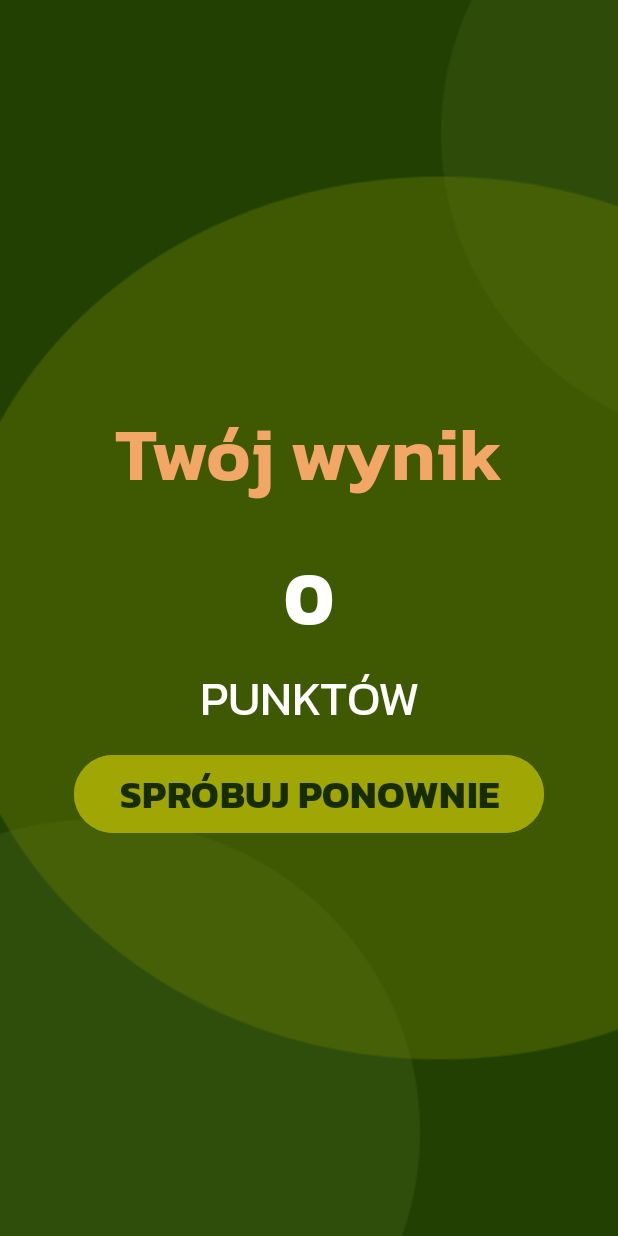
After one commit to wkoltonowska/LocalQ, an Android app: the End screen opened through its navigation route, on a phone screen of 412 x 824 dp. The commit adds this screen. Run offline under Robolectric (Android 15) with nearby library versions, the phone set to English and light mode, and no system bars.

Commit message:
Feat(#6) added Your Result screen

```diff
--- a/app/build.gradle.kts
+++ b/app/build.gradle.kts
@@ -1,6 +1,7 @@
 plugins {
     alias(libs.plugins.android.application)
     alias(libs.plugins.kotlin.android)
+    alias(libs.plugins.google.android.libraries.mapsplatform.secrets.gradle.plugin)
 
 }
 
@@ -58,6 +59,9 @@ dependencies {
     androidTestImplementation(libs.androidx.espresso.core)
 
 
+    implementation("com.google.android.gms:play-services-maps:19.0.0")
+
+
 //   implementation("androidx.navigation:navigation-compose:$navVersion")
     implementation(libs.androidx.navigation.compose)
     implementation(libs.androidx.lifecycle.runtime)
@@ -65,4 +69,6 @@ dependencies {
 
 
 
+
+
 }
--- /dev/null
+++ b/app/src/main/java/com/example/localq/End.kt
@@ -0,0 +1,44 @@
+import android.os.Bundle
+import androidx.fragment.app.Fragment
+import android.view.LayoutInflater
+import android.view.View
+import android.view.ViewGroup
+import androidx.navigation.findNavController
+import com.example.localq.databinding.EndBinding
+
+
+class End : Fragment() {
+
+
+    private var _binding: EndBinding? = null
+    private val binding get() = _binding!!
+    override fun onCreate(savedInstanceState: Bundle?) {
+        super.onCreate(savedInstanceState)
+
+    }
+
+
+    override fun onCreateView(
+        inflater: LayoutInflater, container: ViewGroup?,
+        savedInstanceState: Bundle?
+    ): View {
+
+        val binding = EndBinding.inflate(inflater, container, false)
+
+        val score = arguments?.getInt("SCORE_KEY", 0) ?: 0  // Odbieramy score z Bundle
+        binding.totalPoints.text = "$score"
+
+
+//        binding.tryAgainbtn.setOnClickListener {
+//
+//            view?.findNavController()?.navigate(R.id.action_start2_to_questionsPzn)
+//        }
+        return binding.root
+    }
+
+    override fun onDestroyView() {
+        super.onDestroyView()
+
+        _binding = null
+    }
+}
--- /dev/null
+++ b/app/src/main/res/layout/end.xml
@@ -0,0 +1,65 @@
+<?xml version="1.0" encoding="utf-8"?>
+<RelativeLayout xmlns:android="http://schemas.android.com/apk/res/android"
+    xmlns:app="http://schemas.android.com/apk/res-auto"
+    xmlns:tools="http://schemas.android.com/tools"
+    android:id="@+id/start"
+    android:layout_width="match_parent"
+    android:layout_height="match_parent"
+    tools:context=".Start"
+    android:background="@drawable/last_background"
+    android:padding="24dp"
+    android:gravity="center">
+
+    <TextView
+        android:id="@+id/yourResult"
+        android:layout_width="match_parent"
+        android:layout_height="wrap_content"
+        android:text="@string/yourResult"
+        android:fontFamily="@font/kanit_semibold"
+        android:textAlignment="center"
+        android:textColor="@color/goldenOrange"
+        android:textSize="50sp"
+        android:layout_centerHorizontal="true"
+        android:layout_marginBottom="20dp"/>
+
+    <TextView
+        android:id="@+id/totalPoints"
+        android:layout_width="match_parent"
+        android:layout_height="wrap_content"
+        android:text="@string/totalPoints"
+        android:fontFamily="@font/kanit_bold"
+        android:textAlignment="center"
+        android:textColor="@color/white"
+        android:textSize="50sp"
+        android:layout_below="@+id/yourResult"
+        android:layout_marginBottom="5dp"
+        />
+
+    <TextView
+        android:id="@+id/points"
+        android:layout_width="match_parent"
+        android:layout_height="wrap_content"
+        android:text="@string/points"
+        android:fontFamily="@font/kanit_regular"
+        android:textAlignment="center"
+        android:textColor="@color/white"
+        android:textSize="32sp"
+        android:layout_below="@+id/totalPoints"
+        android:layout_marginBottom="10dp"
+        />
+
+    <Button
+        android:id="@+id/tryAgainbtn"
+        android:layout_width="wrap_content"
+        android:layout_height="wrap_content"
+        android:layout_centerHorizontal="true"
+        android:backgroundTint="@color/lightGreen"
+        android:fontFamily="@font/kanit_bold"
+        android:text="@string/tryAgainBtn"
+        android:textColor="@color/darkGreen"
+        android:textSize="26sp"
+        android:layout_below="@+id/points"
+        android:paddingHorizontal="30dp" />
+
+
+</RelativeLayout>
--- a/app/src/main/res/navigation/main_graph.xml
+++ b/app/src/main/res/navigation/main_graph.xml
@@ -15,5 +15,17 @@
     <fragment
         android:id="@+id/questionsPzn"
         android:name="com.example.localq.QuestionsPzn"
-        android:label="QuestionsPzn" />
+        android:label="QuestionsPzn" >
+        <action
+            android:id="@+id/action_questionsPzn_to_end2"
+            app:destination="@id/end2" />
+    </fragment>
+    <fragment
+        android:id="@+id/end2"
+        android:name="End"
+        android:label="End" >
+        <action
+            android:id="@+id/action_end2_to_start2"
+            app:destination="@id/start2" />
+    </fragment>
 </navigation>
--- a/app/src/main/res/values/strings.xml
+++ b/app/src/main/res/values/strings.xml
@@ -1,6 +1,10 @@
 <resources>
     <string name="app_name">LocalQ</string>
     <string name="startBtn">START</string>
+    <string name="tryAgainBtn">SPRÓBUJ PONOWNIE</string>
+    <string name="yourResult">Twój wynik</string>
+    <string name="points">PUNKTÓW</string>
+    <string name="totalPoints">0</string>
 
     <string name="firstQuestionPzn"> W którym roku powstało słynne Muzeum Rogala Świętomarcińskiego w Poznaniu?</string>
     <string name="firstQestionPznAnsA">A. 2003</string>
@@ -38,5 +42,8 @@
     <string name="resultCorrect">PRAWIDŁOWA ODPOWIEDŹ :)</string>
     <string name="resultWrong">NIERAWIDŁOWA ODPOWIEDŹ :(</string>
     <string name="finishQuiz">ZAKOŃCZ QUIZ</string>
+    <!-- TODO: Remove or change this placeholder text -->
+    <string name="hello_blank_fragment">Hello blank fragment</string>
+
 
 </resources>
--- a/build.gradle.kts
+++ b/build.gradle.kts
@@ -2,4 +2,5 @@
 plugins {
     alias(libs.plugins.android.application) apply false
     alias(libs.plugins.kotlin.android) apply false
+    alias(libs.plugins.google.android.libraries.mapsplatform.secrets.gradle.plugin) apply false
 }
--- a/gradle/libs.versions.toml
+++ b/gradle/libs.versions.toml
@@ -13,6 +13,8 @@ navigationFragmentKtx = "2.8.5"
 navigationUiKtx = "2.8.5"
 lifecycle = "2.8.7"
 navigationCompose = "2.8.5"
+googleAndroidLibrariesMapsplatformSecretsGradlePlugin = "2.0.1"
+playServicesMaps = "19.0.0"
 
 [libraries]
 androidx-core-ktx = { group = "androidx.core", name = "core-ktx", version.ref = "coreKtx" }
@@ -27,6 +29,8 @@ androidx-navigation-fragment-ktx = { group = "androidx.navigation", name = "navi
 androidx-navigation-ui-ktx = { group = "androidx.navigation", name = "navigation-ui-ktx", version.ref = "navigationUiKtx" }
 androidx-lifecycle-runtime = { group = "androidx.lifecycle", name = "lifecycle-runtime", version.ref = "lifecycle" }
 androidx-navigation-compose = { group = "androidx.navigation", name = "navigation-compose", version.ref = "navigationCompose" }
+play-services-maps = { group = "com.google.android.gms", name = "play-services-maps", version.ref = "playServicesMaps" }
 [plugins]
 android-application = { id = "com.android.application", version.ref = "agp" }
 kotlin-android = { id = "org.jetbrains.kotlin.android", version.ref = "kotlin" }
+google-android-libraries-mapsplatform-secrets-gradle-plugin = { id = "com.google.android.libraries.mapsplatform.secrets-gradle-plugin", version.ref = "googleAndroidLibrariesMapsplatformSecretsGradlePlugin" }
```
Also changed, not shown: app/src/main/AndroidManifest.xml (+22 -0 lines), app/src/main/java/com/example/localq/QuestionsPzn.kt (+38 -7 lines), app/src/main/java/com/example/localq/activity_maps.kt (added, +47 -0 lines), app/src/main/res/layout/fragment_activity_maps.xml (added, +8 -0 lines).
